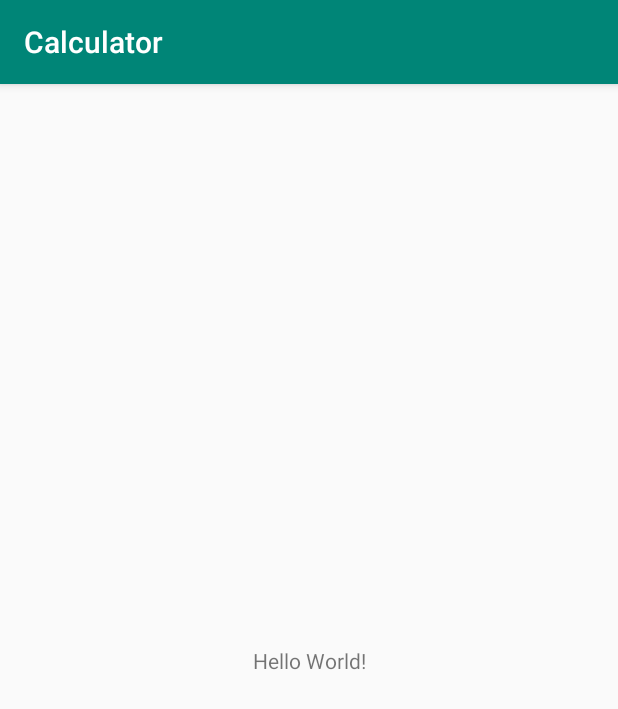
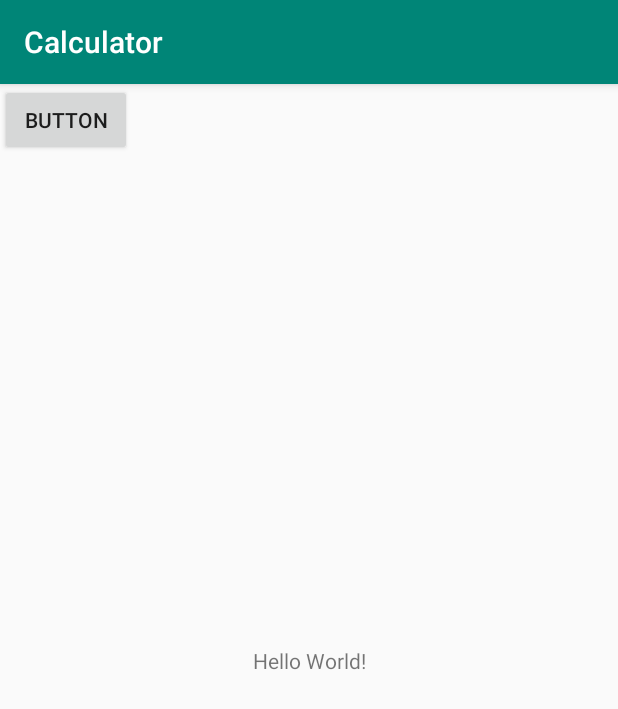
Before and after one commit to JisK1/Calculator, an Android app: the screen it shows after launch (MainActivity), on a phone screen of 412 x 824 dp. Shown: the top 709 px of the screen. Run offline under Robolectric (Android 15) with nearby library versions, the phone set to English and light mode, and no system bars.

Commit message:
Added first button

```diff
--- a/app/src/main/res/layout/activity_main.xml
+++ b/app/src/main/res/layout/activity_main.xml
@@ -16,4 +16,12 @@
         app:layout_constraintRight_toRightOf="parent"
         app:layout_constraintTop_toTopOf="parent" />
 
+    <Button
+        android:id="@+id/button1"
+        android:layout_width="wrap_content"
+        android:layout_height="wrap_content"
+        android:text="Button"
+        tools:layout_editor_absoluteX="148dp"
+        tools:layout_editor_absoluteY="101dp" />
+
 </android.support.constraint.ConstraintLayout>
```
